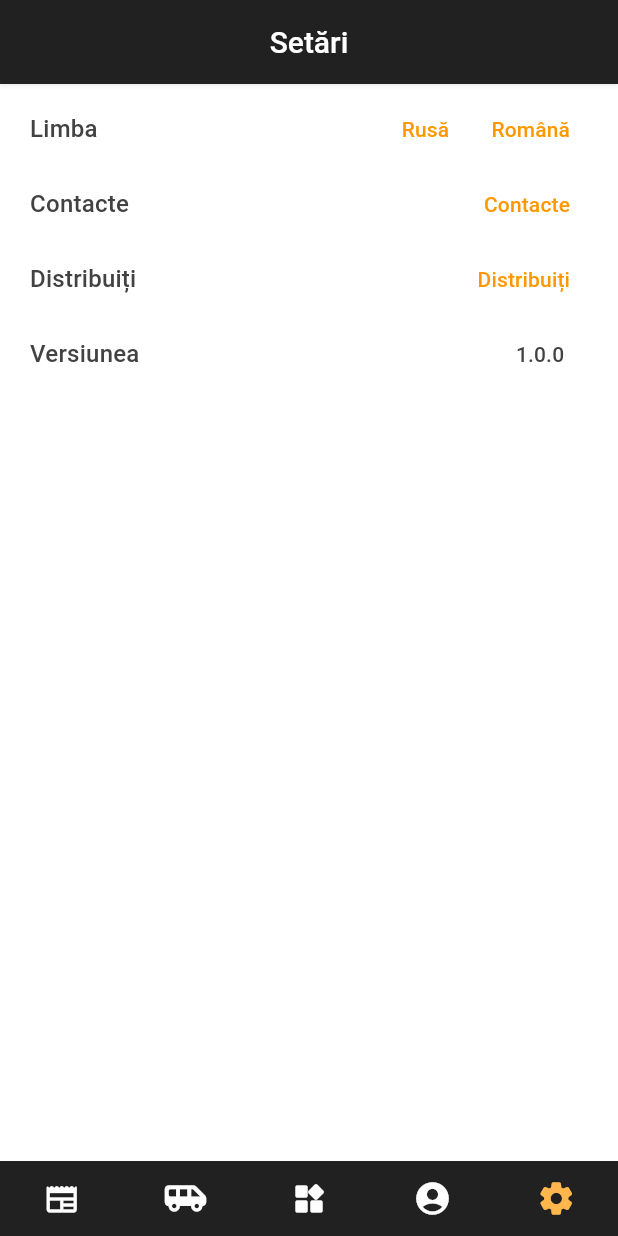
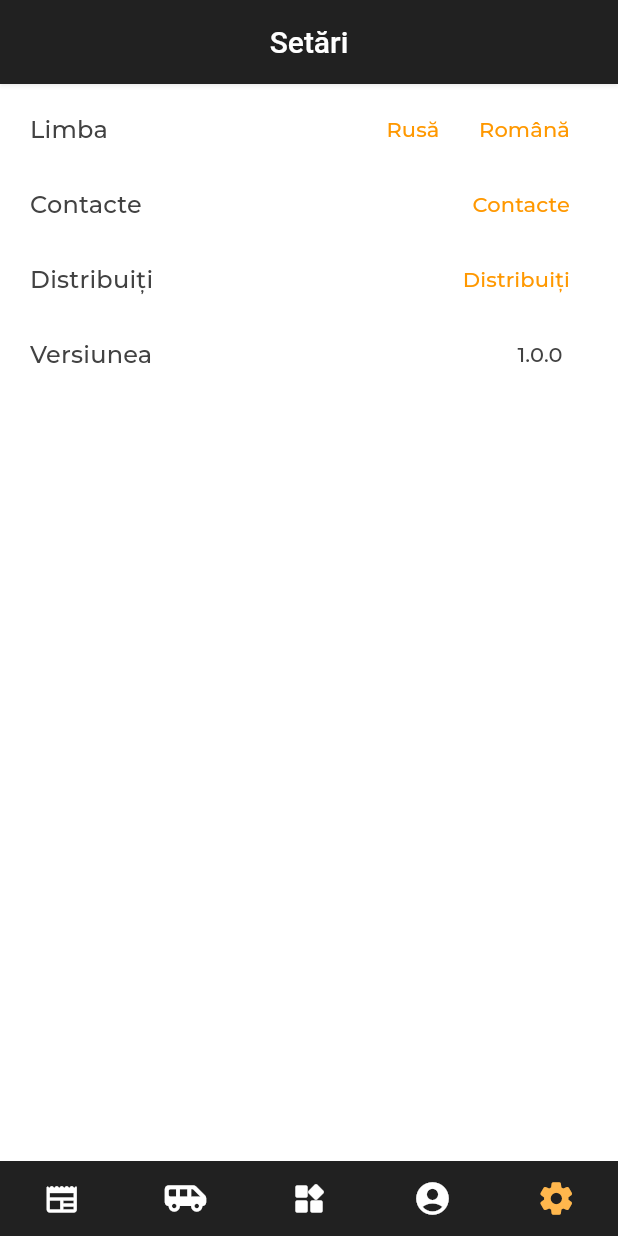
Before and after one commit to moldbee/mobile-app, a Flutter app: the screen it shows after launch, item 5 of the bottom bar chosen, on a phone screen of 412 x 824 dp. Run offline on Flutter 3.47's test engine with Material 3 defaults, Android fonts, the phone set to English and light mode, and no system bars; our stand-ins replace accordion, cached_network_image, flutter_dotenv, flutter_hooks, flutter_linkify, font_awesome_flutter and 8 more; missing offline and left inert: dart:ffi, timeago_flutter, very_good_infinite_list; accounts and stored records are empty; generated files the repository leaves out were written again.

Commit message:
connect custom font

```diff
--- a/lib/shared/config/theme.dart
+++ b/lib/shared/config/theme.dart
@@ -1,11 +1,12 @@
 import 'package:flutter/material.dart';
+import 'package:google_fonts/google_fonts.dart';
 
 ThemeData getThemeData(BuildContext context) {
   final newTextTheme = Theme.of(context).textTheme.apply(
         bodyColor: Colors.grey.shade800,
         displayColor: Colors.grey.shade800,
       );
-  return ThemeData(
+  final baseTheme = ThemeData(
     drawerTheme: DrawerThemeData(
       shape: RoundedRectangleBorder(
         borderRadius: BorderRadius.circular(6),
@@ -77,6 +78,7 @@ ThemeData getThemeData(BuildContext context) {
     datePickerTheme:
         const DatePickerThemeData(backgroundColor: Colors.white, elevation: 0),
     inputDecorationTheme: InputDecorationTheme(
+        prefixIconColor: Colors.grey.shade300,
         contentPadding:
             const EdgeInsets.symmetric(horizontal: 14, vertical: 10),
         floatingLabelBehavior: FloatingLabelBehavior.always,
@@ -84,21 +86,21 @@ ThemeData getThemeData(BuildContext context) {
             color: Colors.grey.shade400,
             fontSize: 14,
             fontWeight: FontWeight.w400),
-        hoverColor: Colors.orange.shade300,
+        hoverColor: Colors.orange.shade100,
         focusedErrorBorder: OutlineInputBorder(
-            borderRadius: BorderRadius.circular(10),
+            borderRadius: BorderRadius.circular(8),
             borderSide: const BorderSide(color: Colors.red, width: 2)),
         errorBorder: OutlineInputBorder(
-            borderRadius: BorderRadius.circular(10),
+            borderRadius: BorderRadius.circular(8),
             borderSide: const BorderSide(color: Colors.red, width: 2)),
         focusedBorder: OutlineInputBorder(
-            borderRadius: BorderRadius.circular(10),
+            borderRadius: BorderRadius.circular(8),
             borderSide: BorderSide(color: Colors.orange.shade300, width: 2)),
         enabledBorder: OutlineInputBorder(
-            borderSide: BorderSide(color: Colors.grey.shade400),
-            borderRadius: BorderRadius.circular(10))),
+            borderSide: BorderSide(color: Colors.grey.shade200),
+            borderRadius: BorderRadius.circular(8))),
     useMaterial3: true,
-    iconTheme: IconThemeData(color: Colors.orange.shade500),
+    iconTheme: IconThemeData(color: Colors.orange.shade500, fill: 1),
     navigationBarTheme: NavigationBarThemeData(
         surfaceTintColor: Colors.transparent,
         indicatorColor: Colors.orange.shade300,
@@ -119,4 +121,8 @@ ThemeData getThemeData(BuildContext context) {
     colorScheme: ColorScheme.fromSwatch(
         primarySwatch: Colors.orange, backgroundColor: Colors.white),
   );
+
+  return baseTheme.copyWith(
+    textTheme: GoogleFonts.montserratTextTheme(baseTheme.textTheme),
+  );
 }
```
